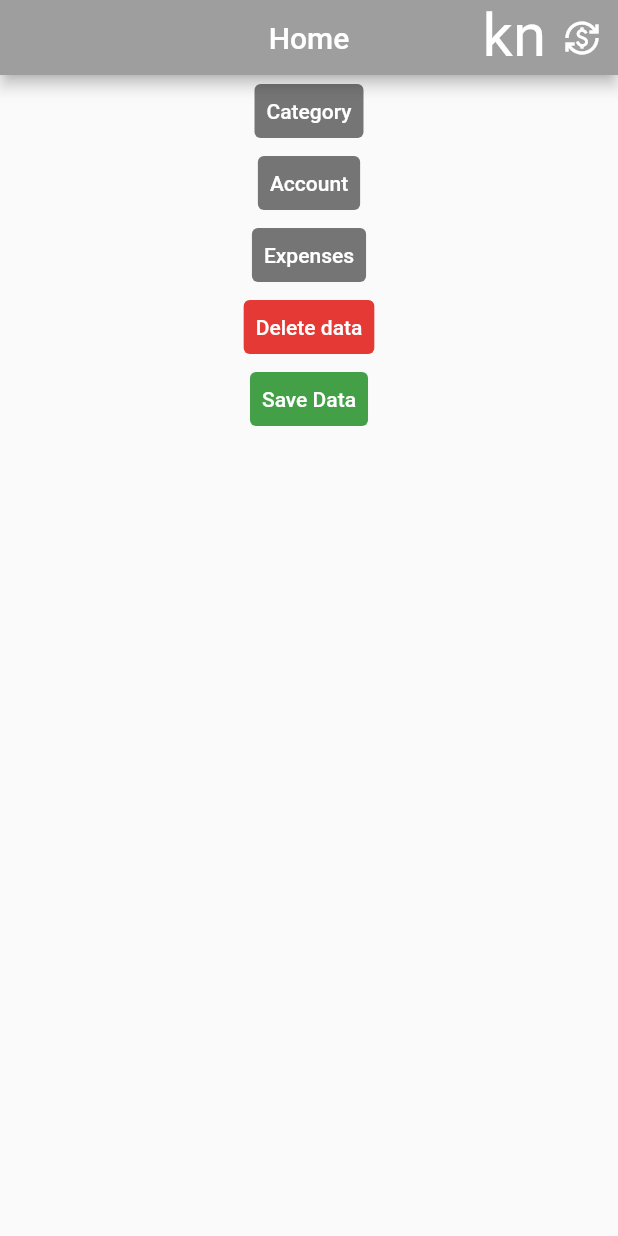
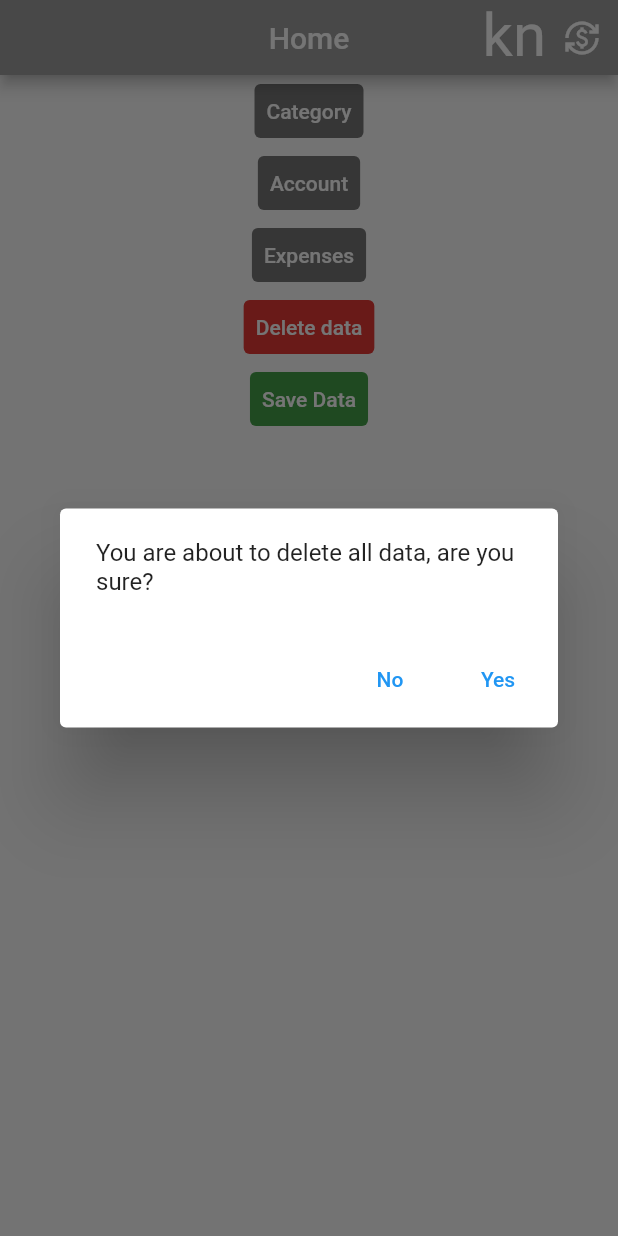
Before and after one commit to Dero1014/FinanceApp, a Flutter app: the screen it shows after launch, after a tap on "Delete data", on a phone screen of 412 x 824 dp. Run offline on Flutter 3.47's test engine with Material 2 defaults, Android fonts, the phone set to English and light mode, and no system bars; our stand-ins replace hive, hive_flutter, sqflite; accounts and stored records are empty.

Commit message:
Feature-ID: F-05 Are you sure implementation

```diff
--- a/lib/classes/account.class.dart
+++ b/lib/classes/account.class.dart
@@ -1,6 +1,4 @@
 import 'package:finances/classes/category.class.dart';
-import 'package:hive/hive.dart';
-import 'package:hive_flutter/hive_flutter.dart';
 
 import 'boxes.class.dart';
 
--- a/lib/classes/boxes.class.dart
+++ b/lib/classes/boxes.class.dart
@@ -4,7 +4,6 @@ import 'package:hive/hive.dart';
 import 'package:hive_flutter/adapters.dart';
 import 'package:path_provider/path_provider.dart';
 
-import 'account.class.dart';
 import 'category.class.dart';
 import 'expenses.class.dart';
 
--- a/lib/classes/widgethelper.class.dart
+++ b/lib/classes/widgethelper.class.dart
@@ -1,3 +1,7 @@
+// Contains functions to be used in widgets or similar
+
+import 'package:flutter/material.dart';
+
 class WidgetHelper {
   // Singleton // +
   static final WidgetHelper _singleton = WidgetHelper._internal();
@@ -9,10 +13,10 @@ class WidgetHelper {
   WidgetHelper._internal();
   // Singleton // -
 
+  // Helper functions
   String maxStringAllowed(String text) {
     String result = text;
     int maxStringLength = 12;
-
 
     if (result.length >= maxStringLength) {
       result = result.substring(0, maxStringLength);
@@ -21,4 +25,26 @@ class WidgetHelper {
 
     return result;
   }
+
+  void areYouSure(BuildContext context, String statement, Function yesFunc) {
+    showDialog(
+        context: context,
+        builder: (context) => AlertDialog(
+              content: Text(statement),
+              actions: [
+                TextButton(
+                    onPressed: () {
+                      Navigator.pop(context);
+                    },
+                    child: Text("No")),
+                TextButton(
+                  onPressed: () {
+                    yesFunc();
+                    Navigator.pop(context);
+                  },
+                  child: Text("Yes"),
+                )
+              ],
+            ));
+  }
 }
--- a/lib/main.dart
+++ b/lib/main.dart
@@ -10,7 +10,6 @@ import 'package:hive_flutter/hive_flutter.dart';
 
 import 'classes/account.class.dart';
 import 'classes/boxes.class.dart';
-import 'classes/expenses.class.dart';
 
 void main() async {
 
--- a/lib/pages/categoryAdd.page.dart
+++ b/lib/pages/categoryAdd.page.dart
@@ -63,7 +63,6 @@ class _CategoryAddPageState extends State<CategoryAddPage> {
                       category: categoryList.categories[index],
                         delete: ((() {
                         setState(() {
-                          // print("removed category");
                           categoryList
                               .removeFromList(index);
                         });
--- a/lib/pages/home.page.dart
+++ b/lib/pages/home.page.dart
@@ -1,6 +1,8 @@
+import 'package:finances/classes/widgethelper.class.dart';
 import 'package:finances/widgets/appbar.dart';
 import 'package:flutter/material.dart';
 import 'package:hive/hive.dart';
+import '../classes/boxes.class.dart';
 import '../classes/category.class.dart';
 import 'package:path_provider/path_provider.dart';
 import 'dart:io';
@@ -13,9 +15,13 @@ class HomePage extends StatefulWidget {
 }
 
 class _HomePageState extends State<HomePage> {
-  void nothin()
+  void nothin() {}
+
+  void deleteBoxes()
   {
-
+    Boxes().boxAccount().clear();
+    Boxes().boxCategories().clear();
+    Boxes().boxConversion().clear();
   }
 
   @override
@@ -57,14 +63,7 @@ class _HomePageState extends State<HomePage> {
             ),
             TextButton(
               onPressed: () async {
-                var box1 = Hive.box("account");
-                var box2 = Hive.box<Category>("catagories");
-                var box3 = Hive.box("Conversion");;
-
-
-                box1.clear();
-                box2.clear();
-                box3.clear();
+                WidgetHelper().areYouSure(context, "You are about to delete all data, are you sure?", deleteBoxes);
               },
               style: TextButton.styleFrom(
                 foregroundColor: Colors.white,
@@ -75,19 +74,15 @@ class _HomePageState extends State<HomePage> {
             // This is all about excel
             TextButton(
               onPressed: () async {
-                //var box1 = Hive.box("account");
                 var box2 = Hive.box<Category>("catagories");
-                //var excel = Excel.createExcel();
                 String data = "";
-                //print("Saving file");
                 for (var i = 0; i < box2.length; i++) {
                   var category = box2.getAt(i);
                   String catSave = '\n${category!.name}:\n';
-
                   for (var j = 0; j < category.expenses.length; j++) {
-                    catSave += '\n${category.expenses[j].expense} kn = ${category.expenses[j].expenseDetails}';
+                    catSave +=
+                        '\n${category.expenses[j].expense} kn = ${category.expenses[j].expenseDetails}';
                   }
-
                   catSave += '\nTotal = ${category.expenseSum}\n';
                   data += catSave;
                 }
--- a/lib/widgets/appbar.dart
+++ b/lib/widgets/appbar.dart
@@ -2,7 +2,6 @@ import 'package:finances/classes/account.class.dart';
 import 'package:finances/classes/boxes.class.dart';
 import 'package:finances/classes/category.class.dart';
 import 'package:flutter/material.dart';
-import 'package:hive/hive.dart';
 
 class HomeBar extends StatefulWidget implements PreferredSizeWidget {
   final String title;
--- a/lib/widgets/categoryCards.widget.dart
+++ b/lib/widgets/categoryCards.widget.dart
@@ -29,7 +29,7 @@ class CategoryCard extends StatelessWidget {
             ),
             IconButton(
               onPressed: () {
-                delete();
+                WidgetHelper().areYouSure(context, "You are about to delete a category, are you sure?", delete);
               },
               icon: Icon(Icons.delete, color: Colors.red[300]),
             )
@@ -39,6 +39,8 @@ class CategoryCard extends StatelessWidget {
     );
   }
 }
+
+///------------------Category Ratio card---------------------///
 
 class CategoryRatioCard extends StatefulWidget {
   final Category category;
--- a/lib/widgets/expenseCards.widget.dart
+++ b/lib/widgets/expenseCards.widget.dart
@@ -1,5 +1,3 @@
-import 'dart:ffi';
-
 import 'package:flutter/material.dart';
 import '../classes/boxes.class.dart';
 import '../classes/expenses.class.dart';
@@ -39,7 +37,7 @@ class ExpenseCard extends StatelessWidget {
             ),
             IconButton(
               onPressed: () {
-                delete();
+                WidgetHelper().areYouSure(context, "You are about to delete an expense, are you sure?", delete);
               },
               icon: Icon(Icons.delete, color: Colors.red[300]),
             )
```
